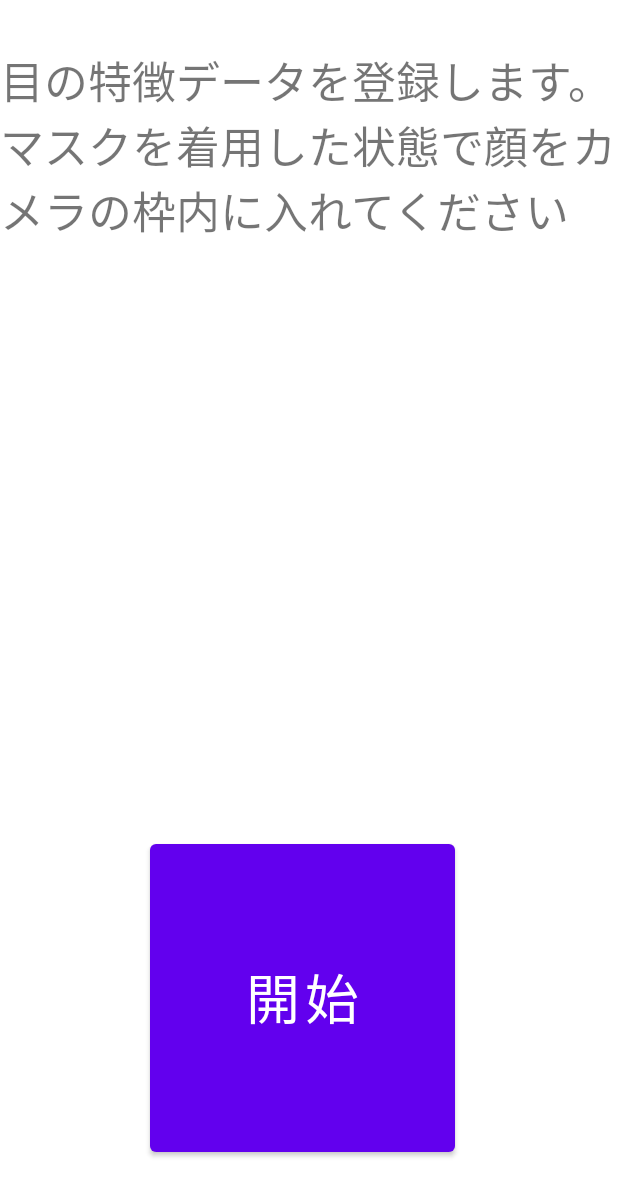
After one commit to KokiOnodera/CameraXSample, an Android app: the layout recognition_tutorial.xml on its own in the app's theme, with its tools: preview values and no code run, on a phone screen of 412 x 824 dp. The commit adds this screen. Shown: the top 1196 px of the screen. Run offline under Robolectric (Android 15) with nearby library versions, the phone set to English and light mode, and no system bars.

Commit message:
画面作成

```diff
--- /dev/null
+++ b/app/src/main/res/layout/recognition_tutorial.xml
@@ -0,0 +1,30 @@
+<?xml version="1.0" encoding="utf-8"?>
+<!--目の特徴データを登録する際のチュートリアル画面-->
+<androidx.constraintlayout.widget.ConstraintLayout xmlns:android="http://schemas.android.com/apk/res/android"
+    xmlns:app="http://schemas.android.com/apk/res-auto"
+    xmlns:tools="http://schemas.android.com/tools"
+    android:layout_width="match_parent"
+    android:layout_height="match_parent"
+    tools:context=".MainActivity">
+
+    <TextView
+        android:id="@+id/face_recognition_tutorial"
+        android:layout_width="wrap_content"
+        android:layout_height="wrap_content"
+        android:layout_marginTop="32dp"
+        android:text="@string/face_recognition_tutorial"
+        android:textSize="29sp"
+        app:layout_constraintStart_toStartOf="parent"
+        app:layout_constraintTop_toTopOf="parent" />
+
+    <Button
+        android:id="@+id/start_button"
+        android:layout_width="203dp"
+        android:layout_height="217dp"
+        android:layout_marginStart="100dp"
+        android:layout_marginBottom="50dp"
+        android:text="@string/start"
+        android:textSize="36sp"
+        app:layout_constraintBottom_toBottomOf="parent"
+        app:layout_constraintStart_toStartOf="parent" />
+</androidx.constraintlayout.widget.ConstraintLayout>
--- a/app/src/main/res/values/strings.xml
+++ b/app/src/main/res/values/strings.xml
@@ -1,4 +1,15 @@
 <resources>
     <string name="app_name">目認識</string>
     <string name="measure_start">スタート</string>
+    <string name="take_photo">Take Photo</string>
+    <!--ユーザ登録-->
+    <string name="enter_name">名前を入力してください</string>
+    <!--顔の生体情報を登録するときの説明文-->
+    <string name="face_recognition_tutorial">目の特徴データを登録します。
+        マスクを着用した状態で顔をカメラの枠内に入れてください</string>
+    <!--端末加速度、端末角度データを登録するときの説明文-->
+    <string name="terminal_acceleration_angle_tutorial">端末加速度、端末角度データを
+        登録します。端末を一度手から離し、開始ボタンを押してのち、端末を顔まで持ってきてください。</string>
+    <string name="start">開始</string>
+
 </resources>
```
Also changed, not shown: app/src/main/res/layout/Terminal_tutorial.xml (added, +30 -0 lines), app/src/main/res/layout/activity_main.xml (+13 -9 lines), app/src/main/res/layout/user_regist.xml (added, +20 -0 lines).
